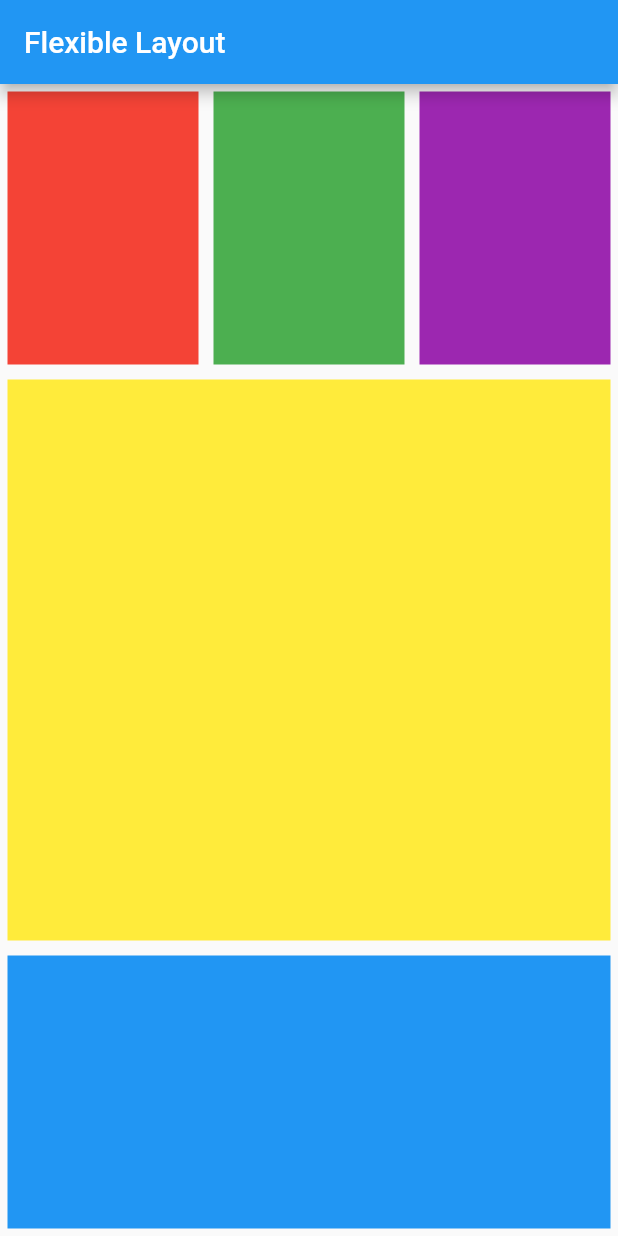
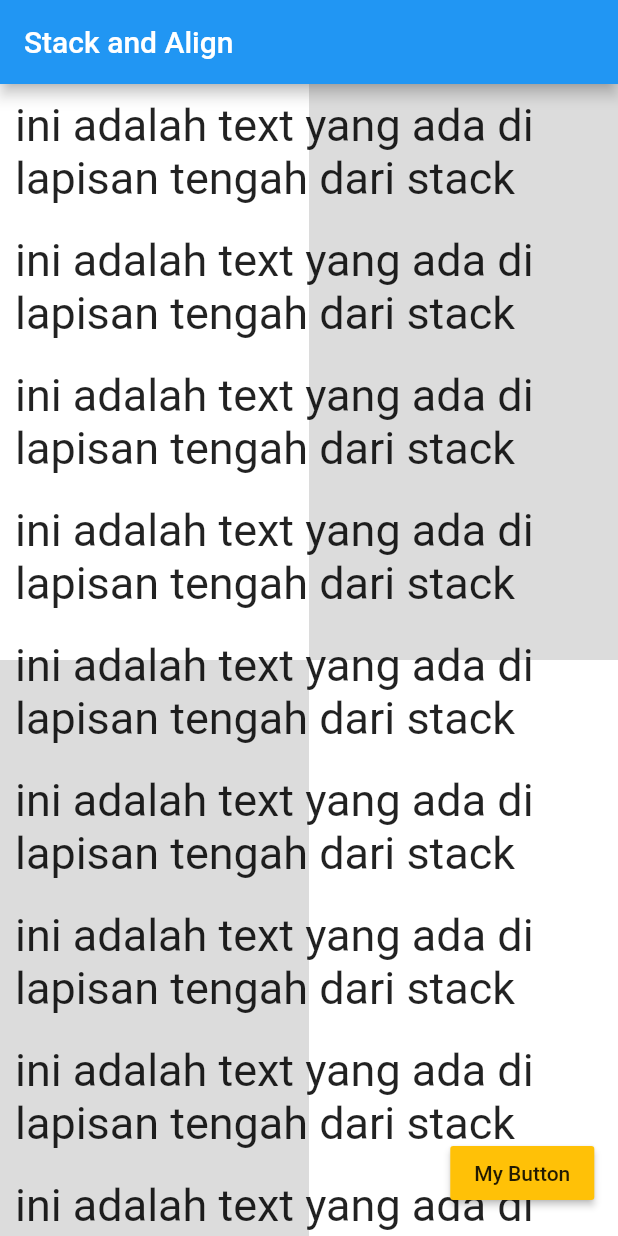
Before and after one commit to yogithesymbian/flutter_basic_to_advance, a Flutter app: the screen it shows after launch, on a phone screen of 412 x 824 dp. Run offline on Flutter 3.47's test engine with Material 2 defaults, Android fonts, the phone set to English and light mode, and no system bars.

Commit message:
stack and align

```diff
--- a/lib/main.dart
+++ b/lib/main.dart
@@ -10,46 +10,169 @@ class MyApp extends StatelessWidget {
     return MaterialApp(
       home: Scaffold(
         appBar: AppBar(
-          title: Text("Flexible Layout"),
+          title: Text("Stack and Align"),
         ),
-        body: Column(
+        body: Stack(
+          children: [
+            // 1 background
+            // 2 listview and text
+            // 3 button
+            Column(
               children: [
                 Flexible(
+                  flex: 1,
                   child: Row(
                     children: [
                       Flexible(
                         flex: 1,
                         child: Container(
-                        margin: EdgeInsets.all(5),
-                        color: Colors.red,
-                      )),
+                          color: Colors.white,
+                        ),
+                      ),
                       Flexible(
                         flex: 1,
                         child: Container(
-                        margin: EdgeInsets.all(5),
-                        color: Colors.green,
-                      )),
-                  Flexible(
-                      flex: 1,
-                      child: Container(
-                        margin: EdgeInsets.all(5),
-                        color: Colors.purple,
-                      )),
+                          color: Colors.black12,
+                        ),
+                      )
                     ],
                   ),
                 ),
                 Flexible(
-                flex: 2,
-                child: Container(
-                  margin: EdgeInsets.all(5),
-                  color: Colors.yellow,
-                )),
+                  flex: 1,
+                  child: Row(
+                    children: [
                       Flexible(
                         flex: 1,
                         child: Container(
-                  margin: EdgeInsets.all(5),
-                  color: Colors.blue,
-                )),
+                          color: Colors.black12,
+                        ),
+                      ),
+                      Flexible(
+                        flex: 1,
+                        child: Container(
+                          color: Colors.white,
+                        ),
+                      )
+                    ],
+                  ),
+                )
+              ],
+            ),
+            ListView(
+              children: [
+                Column(
+                  children: [
+                    Container(
+                      margin: EdgeInsets.all(10),
+                      child: Text(
+                        "ini adalah text yang ada di lapisan tengah dari stack",
+                        style: TextStyle(fontSize: 30),
+                      ),
+                    ),
+                    Container(
+                      margin: EdgeInsets.all(10),
+                      child: Text(
+                        "ini adalah text yang ada di lapisan tengah dari stack",
+                        style: TextStyle(fontSize: 30),
+                      ),
+                    ),
+                    Container(
+                      margin: EdgeInsets.all(10),
+                      child: Text(
+                        "ini adalah text yang ada di lapisan tengah dari stack",
+                        style: TextStyle(fontSize: 30),
+                      ),
+                    ),
+                    Container(
+                      margin: EdgeInsets.all(10),
+                      child: Text(
+                        "ini adalah text yang ada di lapisan tengah dari stack",
+                        style: TextStyle(fontSize: 30),
+                      ),
+                    ),
+                    Container(
+                      margin: EdgeInsets.all(10),
+                      child: Text(
+                        "ini adalah text yang ada di lapisan tengah dari stack",
+                        style: TextStyle(fontSize: 30),
+                      ),
+                    ),
+                    Container(
+                      margin: EdgeInsets.all(10),
+                      child: Text(
+                        "ini adalah text yang ada di lapisan tengah dari stack",
+                        style: TextStyle(fontSize: 30),
+                      ),
+                    ),
+                    Container(
+                      margin: EdgeInsets.all(10),
+                      child: Text(
+                        "ini adalah text yang ada di lapisan tengah dari stack",
+                        style: TextStyle(fontSize: 30),
+                      ),
+                    ),
+                    Container(
+                      margin: EdgeInsets.all(10),
+                      child: Text(
+                        "ini adalah text yang ada di lapisan tengah dari stack",
+                        style: TextStyle(fontSize: 30),
+                      ),
+                    ),
+                    Container(
+                      margin: EdgeInsets.all(10),
+                      child: Text(
+                        "ini adalah text yang ada di lapisan tengah dari stack",
+                        style: TextStyle(fontSize: 30),
+                      ),
+                    ),
+                    Container(
+                      margin: EdgeInsets.all(10),
+                      child: Text(
+                        "ini adalah text yang ada di lapisan tengah dari stack",
+                        style: TextStyle(fontSize: 30),
+                      ),
+                    ),
+                    Container(
+                      margin: EdgeInsets.all(10),
+                      child: Text(
+                        "ini adalah text yang ada di lapisan tengah dari stack",
+                        style: TextStyle(fontSize: 30),
+                      ),
+                    ),
+                    Container(
+                      margin: EdgeInsets.all(10),
+                      child: Text(
+                        "ini adalah text yang ada di lapisan tengah dari stack",
+                        style: TextStyle(fontSize: 30),
+                      ),
+                    ),
+                    Container(
+                      margin: EdgeInsets.all(10),
+                      child: Text(
+                        "ini adalah text yang ada di lapisan tengah dari stack",
+                        style: TextStyle(fontSize: 30),
+                      ),
+                    ),
+                    Container(
+                      margin: EdgeInsets.all(10),
+                      child: Text(
+                        "ini adalah text yang ada di lapisan tengah dari stack",
+                        style: TextStyle(fontSize: 30),
+                      ),
+                    ),
+                  ],
+                )
+              ],
+            ),
+            Align(
+              alignment: Alignment(0.9, 0.95),
+              child: RaisedButton(
+                child: Text("My Button"),
+                color: Colors.amber,
+                onPressed: () {},
+              ),
+            )
           ],
         ),
       ),
```
Lines whose indentation alone changed are shown as unchanged.
